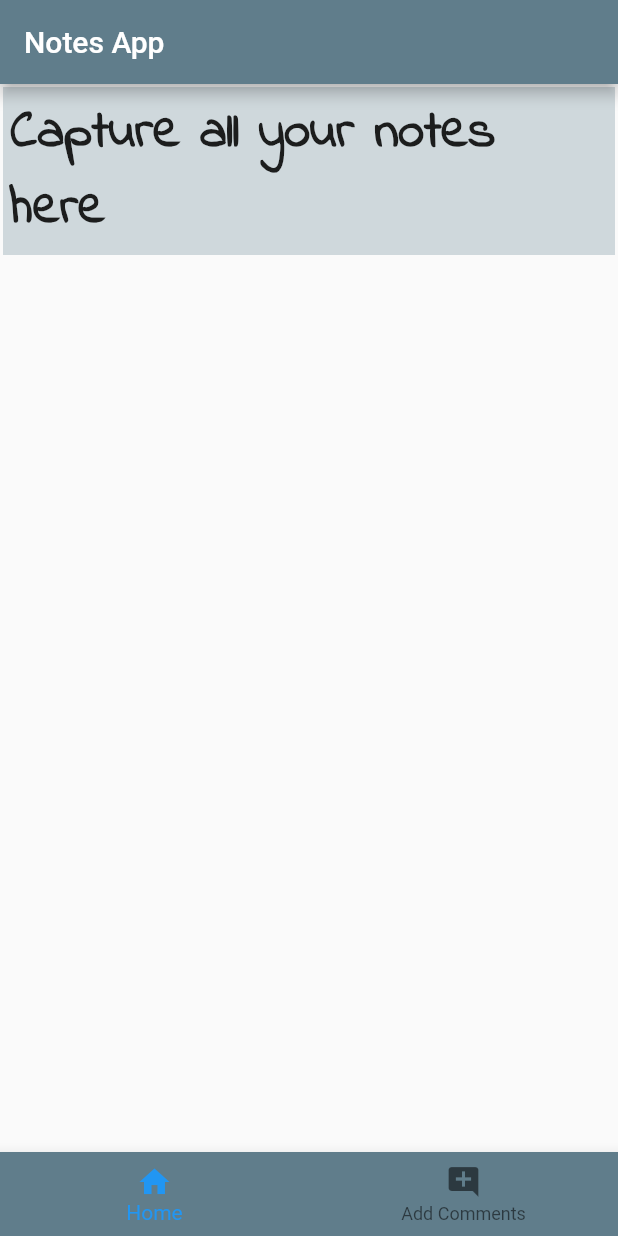
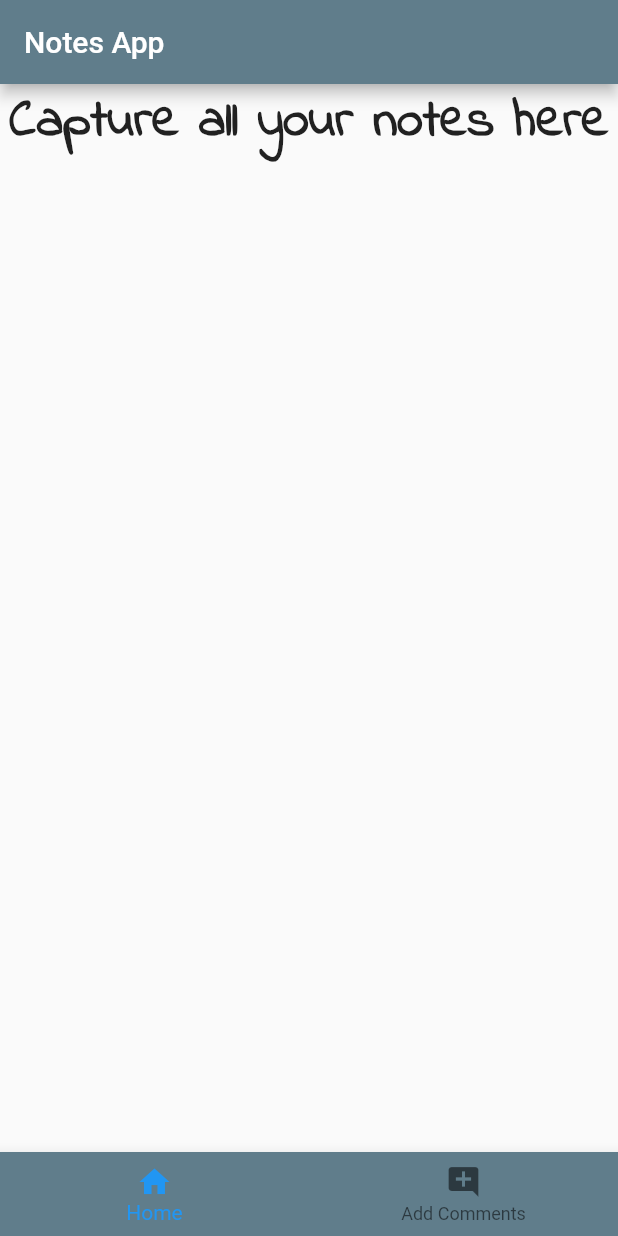
Before and after one commit to SrinivasanTarget/sample_flutter_demo_app, a Flutter app: the screen it shows after launch, on a phone screen of 412 x 824 dp. Run offline on Flutter 3.47's test engine with Material 2 defaults, Android fonts, the phone set to English and light mode, and no system bars.

Commit message:
add column widget

```diff
--- a/lib/main.dart
+++ b/lib/main.dart
@@ -13,18 +13,21 @@ class Home extends StatelessWidget {
         title: Text('Notes App'),
         backgroundColor: Colors.blueGrey,
       ),
-      body: Container(
-        padding: EdgeInsets.all(5.0),
-        margin: EdgeInsets.all(2.0),
-        color: Colors.blueGrey[100],
+      body: Center(
+        child: Column(
+          children: [
+            Container(
               child: Text(
                 'Capture all your notes here',
                 style: TextStyle(
                   color: Colors.black87,
                   fontSize: 35.0,
                   fontWeight: FontWeight.bold,
-              fontFamily: 'IndieFlower'
+                  fontFamily: 'IndieFlower',
                 ),
+              ),
+            ),
+          ],
         ),
       ),
       bottomNavigationBar: BottomNavigationBar(
```
Lines whose indentation alone changed are shown as unchanged.
